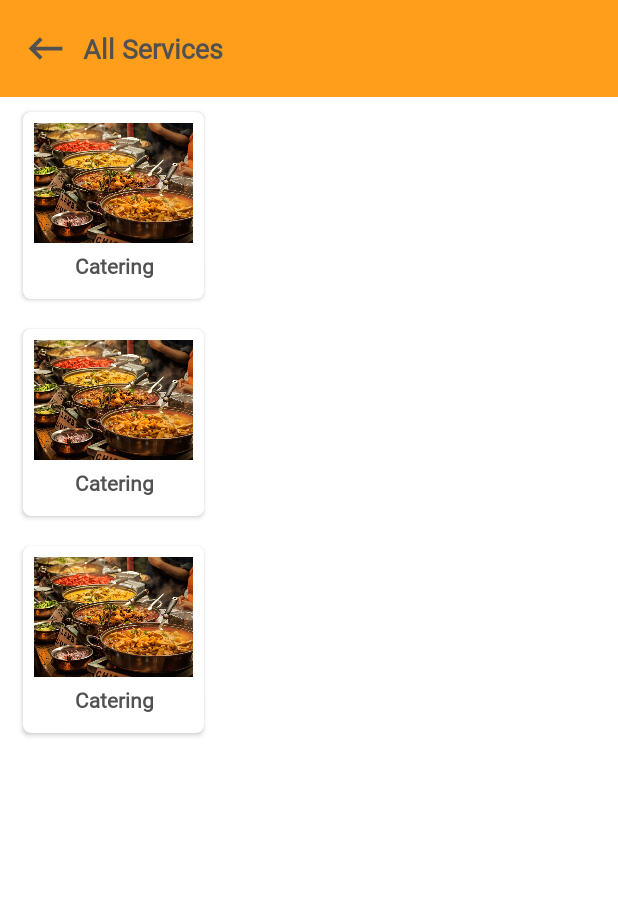
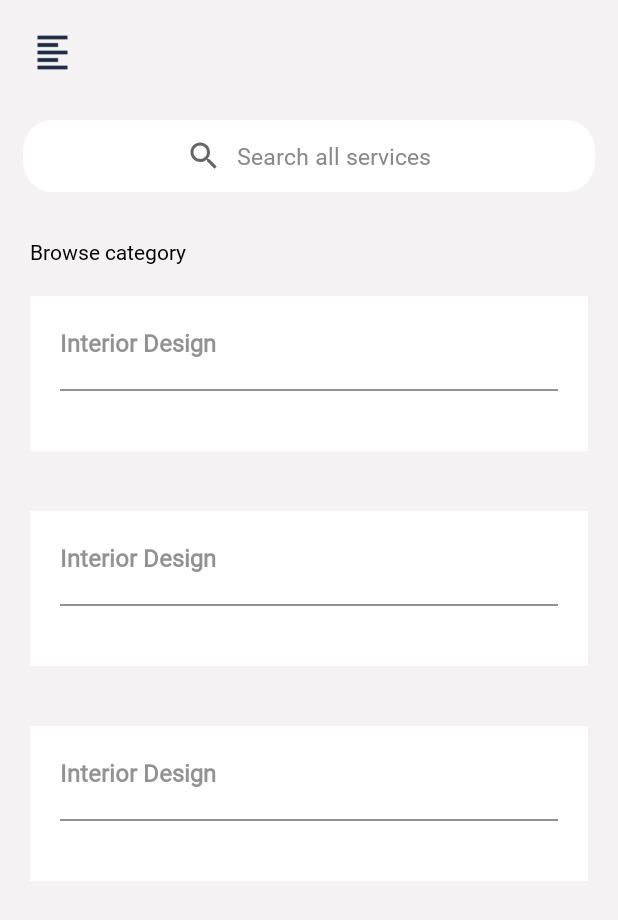
Before and after one commit to shrawank039/Tajika, an Android app: the layout activity_all_service.xml on its own in the app's theme, with its tools: preview values and no code run, on a phone screen of 412 x 824 dp. Shown: the top 920 px of the screen. Run offline under Robolectric (Android 15) with nearby library versions, the phone set to English and light mode, and no system bars; network calls fail.

Commit message:
item_category,item_subcategory added

```diff
--- a/app/src/main/java/com/matrixdeveloper/tajika/SPindividual/SpiMyServicesActivity.java
+++ b/app/src/main/java/com/matrixdeveloper/tajika/SPindividual/SpiMyServicesActivity.java
@@ -40,8 +40,8 @@ public class SpiMyServicesActivity extends AppCompatActivity {
         addNewGoodsOrServices = findViewById(R.id.button2);
 
         SPIMyServicesModel[] myListData = new SPIMyServicesModel[]{
-                new SPIMyServicesModel(1, "Service #1", "Catering", "6.5 Years", "500 Ksh"),
-                new SPIMyServicesModel(2, "Service #2", "Plumbing", "5.5 Years", "550 Ksh")
+                new SPIMyServicesModel(1, "Service #1", "Catering", "4.1 Years", "500 Ksh"),
+                new SPIMyServicesModel(2, "Service #2", "Plumbing", "3.5 Years", "250 Ksh")
         };
 
         servicesAdapter = new SPIMyServicesAdapter(this, myListData);
--- a/app/src/main/res/layout/activity_all_service.xml
+++ b/app/src/main/res/layout/activity_all_service.xml
@@ -1,33 +1,62 @@
 <?xml version="1.0" encoding="utf-8"?>
 <LinearLayout xmlns:android="http://schemas.android.com/apk/res/android"
+    xmlns:app="http://schemas.android.com/apk/res-auto"
     xmlns:tools="http://schemas.android.com/tools"
     android:layout_width="match_parent"
     android:layout_height="match_parent"
-    xmlns:app="http://schemas.android.com/apk/res-auto"
+    android:background="@color/grey_100"
     android:orientation="vertical"
     tools:context=".AllServiceActivity">
+
+    <ImageView
+        android:id="@+id/iv_backPress"
+        android:layout_width="30dp"
+        android:layout_height="30dp"
+        android:layout_margin="20dp"
+        android:src="@drawable/hamburger_2x" />
+
     <LinearLayout
-        android:id="@+id/linearLayout"
-        style="@style/appBar_container"
-        app:layout_constraintLeft_toLeftOf="parent"
-        app:layout_constraintRight_toRightOf="parent"
-        app:layout_constraintTop_toTopOf="parent">
+        android:layout_width="match_parent"
+        android:layout_height="wrap_content"
+        android:layout_marginHorizontal="15dp"
+        android:layout_marginVertical="10dp"
+        android:background="@drawable/white_button"
+        android:backgroundTint="@color/white"
+        android:gravity="center">
 
-        <ImageView
-            android:id="@+id/iv_backPress"
-            style="@style/appBar_imageView"/>
+        <EditText
+            android:id="@+id/inputSearch"
+            android:layout_width="wrap_content"
+            android:layout_height="wrap_content"
+            android:background="@null"
+            android:drawableStart="@drawable/search_icon"
+            android:drawablePadding="10dp"
+            android:focusable="true"
+            android:hint="@string/home_search_keyword"
+            android:imeOptions="actionSearch"
+            android:inputType="text"
+            android:paddingHorizontal="20dp"
+            android:paddingVertical="12dp"
+            android:textColor="@color/black"
+            android:textColorHint="@color/home_search_hint"
+            android:textSize="15sp" />
+    </LinearLayout>
 
-        <TextView
-            android:text="All Services"
-            style="@style/appBar_textView"/>
+    <com.google.android.material.textview.MaterialTextView
+        android:layout_width="wrap_content"
+        android:layout_height="wrap_content"
+        android:layout_marginHorizontal="20dp"
+        android:layout_marginTop="20dp"
+        android:text="Browse category"
+        android:textColor="@color/black"
+        app:layout_constraintBottom_toBottomOf="parent"
+        app:layout_constraintStart_toStartOf="parent"
+        app:layout_constraintTop_toTopOf="parent" />
 
-
-    </LinearLayout>
     <androidx.recyclerview.widget.RecyclerView
         android:id="@+id/rv_viewAllService"
-        android:paddingHorizontal="10dp"
-        tools:listitem="@layout/item_recomended_services"
         android:layout_width="match_parent"
-        android:layout_height="match_parent" />
+        android:layout_height="match_parent"
+        tools:listitem="@layout/item_category" />
 
 </LinearLayout>
--- /dev/null
+++ b/app/src/main/res/layout/item_category.xml
@@ -0,0 +1,34 @@
+<?xml version="1.0" encoding="utf-8"?>
+<LinearLayout xmlns:android="http://schemas.android.com/apk/res/android"
+    xmlns:tools="http://schemas.android.com/tools"
+    android:layout_width="match_parent"
+    android:layout_height="wrap_content"
+    android:layout_margin="20dp"
+    android:background="@color/white"
+    android:orientation="vertical">
+
+    <com.google.android.material.textview.MaterialTextView
+        android:id="@+id/txt_itmCategory"
+        android:layout_width="wrap_content"
+        android:layout_height="wrap_content"
+        android:layout_margin="20dp"
+        android:text="Interior Design"
+        android:textColor="@color/grey_500"
+        android:textSize="16sp"
+        android:textStyle="bold" />
+
+
+    <View
+        android:layout_marginHorizontal="20dp"
+        android:layout_width="match_parent"
+        android:layout_height="1dp"
+        android:background="@color/grey_500" />
+
+    <androidx.recyclerview.widget.RecyclerView
+        android:layout_width="match_parent"
+        android:layout_height="wrap_content"
+        android:layout_margin="20dp"
+        android:orientation="horizontal"
+        tools:listitem="@layout/item_subcategory" />
+
+</LinearLayout>
--- a/app/src/main/res/values/strings.xml
+++ b/app/src/main/res/values/strings.xml
@@ -32,7 +32,7 @@ Lorem Ipsum is simply dummy text of the printing and typesetting industry. Lorem
     <string name="nav_header_desc">Navigation header</string>
     <string name="action_settings">Settings</string>
 
-    <string name="home_search_keyword">Search Services</string>
+    <string name="home_search_keyword">Search all services</string>
 
     <string name="menu_home">Home</string>
     <string name="menu_gallery">Gallery</string>
```
Also changed, not shown: app/src/main/res/layout/item_subcategory.xml (added, +37 -0 lines).
